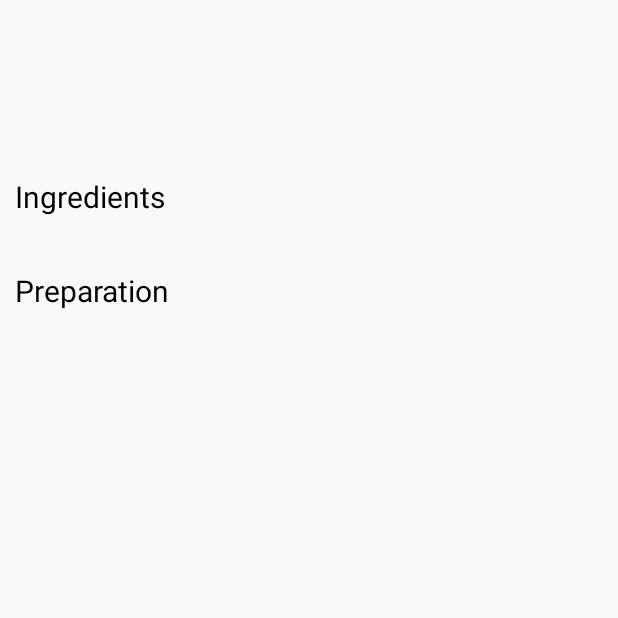
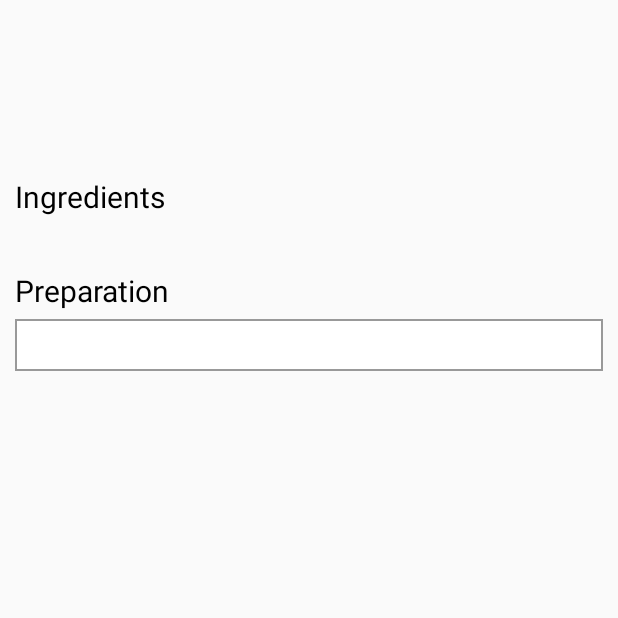
Before and after one commit to cbrpsj/InspiredFood, an Android app: the RecipeActivity screen opened directly, with no data from a screen before it, on a phone screen of 412 x 824 dp, the top half of it. Run offline under Robolectric (Android 15) with nearby library versions, the phone set to English and light mode, and no system bars; 2 statements that could not run were skipped.

Commit message:
layout adjusted and drawable added

```diff
--- a/app/src/main/res/drawable/cell.xml
+++ b/app/src/main/res/drawable/cell.xml
@@ -5,5 +5,8 @@
     android:shape= "rectangle">
 
     <solid android:color="#ffffff"/>
-    <stroke android:width="1dp" android:color="#999999"/>
+
+    <stroke
+        android:width="1dp"
+        android:color="#999999"/>
 </shape>
--- a/app/src/main/res/layout/activity_recipe.xml
+++ b/app/src/main/res/layout/activity_recipe.xml
@@ -5,6 +5,8 @@
     xmlns:tools="http://schemas.android.com/tools"
     android:layout_width="match_parent"
     android:layout_height="match_parent"
+    android:paddingStart="10dp"
+    android:paddingEnd="10dp"
     android:orientation="vertical"
     tools:context="pc.inspiredfood.RecipeActivity">
 
@@ -32,8 +34,6 @@
         android:layout_width="wrap_content"
         android:layout_height="wrap_content"
         android:paddingTop="30dp"
-        android:paddingLeft="10dp"
-        android:paddingRight="10dp"
         android:textColor="#000000"
         android:textSize="20sp"
         android:text="@string/ingredients"/>
@@ -42,9 +42,7 @@
         android:id="@+id/ingredients_table"
         android:layout_width="match_parent"
         android:layout_height="wrap_content"
-        android:paddingTop="5dp"
-        android:paddingStart="10dp"
-        android:paddingEnd="10sp">
+        android:paddingTop="5dp">
     </TableLayout>
 
     <TextView
@@ -52,20 +50,21 @@
         android:layout_width="wrap_content"
         android:layout_height="wrap_content"
         android:paddingTop="30dp"
-        android:paddingLeft="10dp"
-        android:paddingRight="10dp"
+        android:paddingBottom="5dp"
         android:textColor="#000000"
         android:textSize="20sp"
         android:text="@string/preparation"/>
 
     <TextView
         android:id="@+id/recipe_preparation"
-        android:layout_width="wrap_content"
+        android:layout_width="match_parent"
         android:layout_height="wrap_content"
+        android:paddingStart="5dp"
         android:paddingTop="5dp"
-        android:paddingStart="10dp"
-        android:paddingEnd="10dp"
+        android:paddingEnd="7dp"
+        android:paddingBottom="5dp"
         android:textColor="#707070"
-        android:textSize="17sp"/>
+        android:textSize="17sp"
+        android:background="@drawable/cell"/>
 
 </LinearLayout>
--- a/app/src/main/res/layout/activity_recipe_list.xml
+++ b/app/src/main/res/layout/activity_recipe_list.xml
@@ -11,10 +11,10 @@
     <RelativeLayout
         android:layout_width="match_parent"
         android:layout_height="wrap_content"
+        android:paddingLeft="5dp"
         android:paddingTop="5dp"
+        android:paddingRight="5dp"
         android:paddingBottom="5dp"
-        android:paddingLeft="5dp"
-        android:paddingRight="5dp"
         android:background="#e3e9ff">
 
         <TextView
@@ -43,8 +43,8 @@
         android:layout_width="match_parent"
         android:layout_height="wrap_content"
         android:orientation="horizontal"
+        android:paddingTop="10dp"
         android:paddingBottom="20dp"
-        android:paddingTop="10dp"
         android:background="#e3e9ff">
 
         <RadioButton
```
Also changed, not shown: app/src/main/java/pc/inspiredfood/RecipeActivity.kt (+16 -13 lines), app/src/main/res/drawable/button_border.xml (+8 -3 lines).
